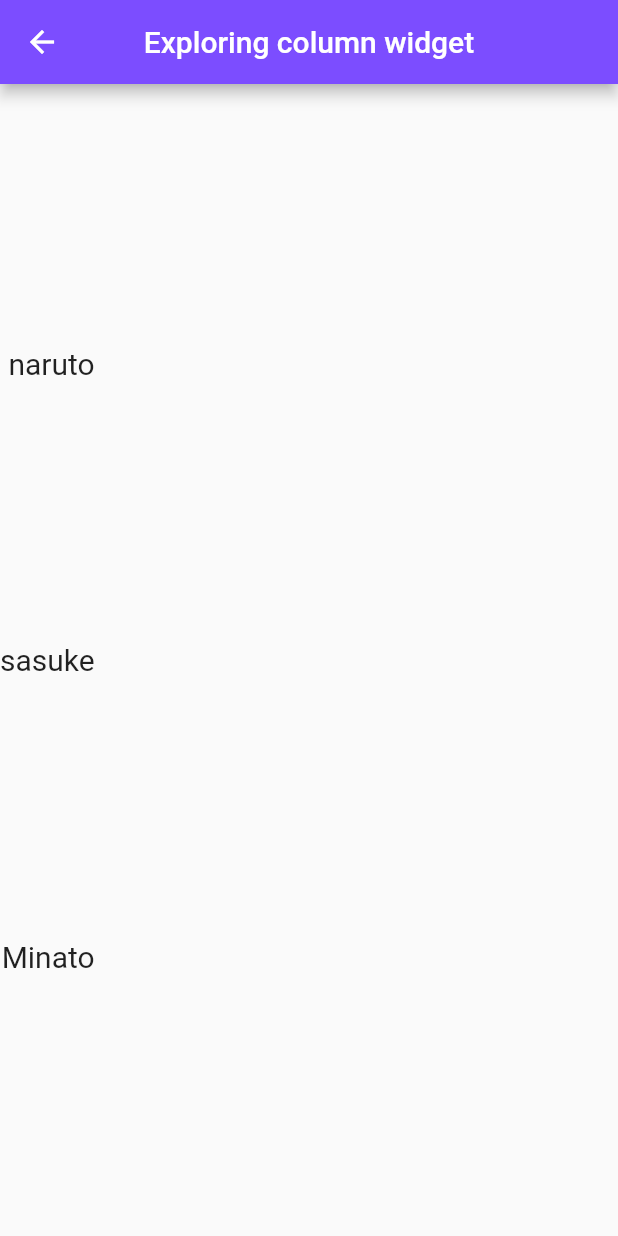
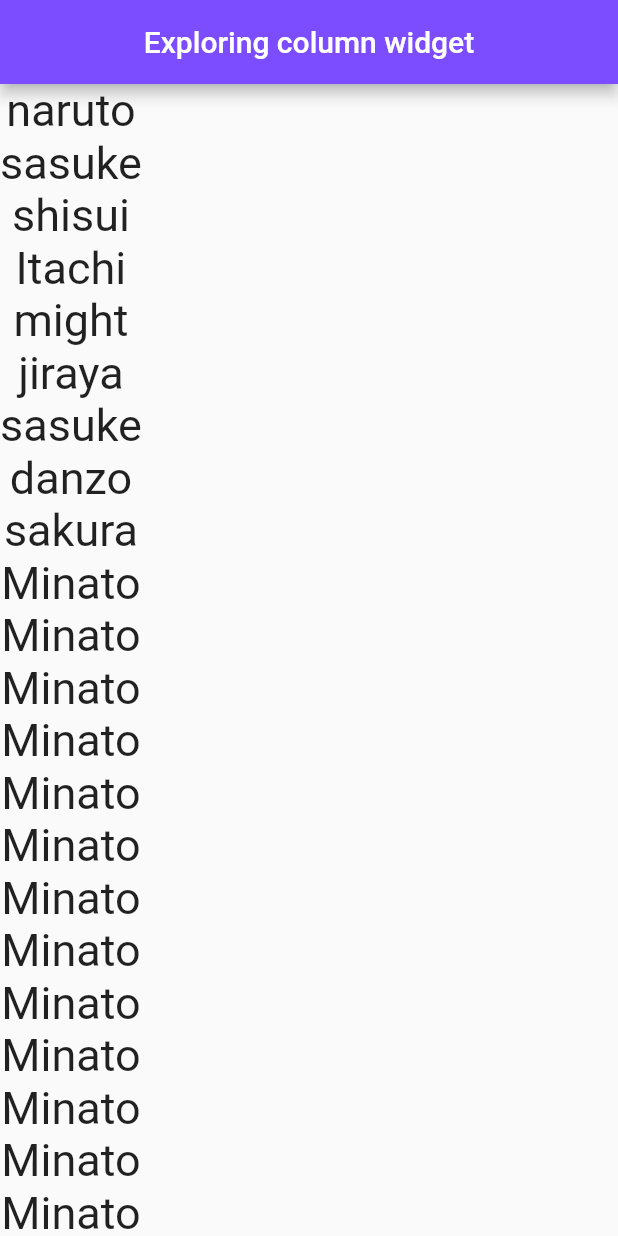
Before and after one commit to kaizer111/flutter_widgets, a Flutter app: the ColumnWidget screen opened directly, on a phone screen of 412 x 824 dp. Run offline on Flutter 3.47's test engine with Material 2 defaults, Android fonts, the phone set to English and light mode, and no system bars.

Commit message:
Singlechild scroll view widget

```diff
--- a/lib/main.dart
+++ b/lib/main.dart
@@ -12,6 +12,6 @@ class MyApp extends StatelessWidget {
 
   @override
   Widget build(BuildContext context) {
-    return MaterialApp(home: Clip() ,debugShowCheckedModeBanner: false,);
+    return MaterialApp(home: ColumnWidget() ,debugShowCheckedModeBanner: false,);
   }
 }
--- a/lib/screens/column_widget.dart
+++ b/lib/screens/column_widget.dart
@@ -7,16 +7,38 @@ class ColumnWidget extends StatelessWidget {
   Widget build(BuildContext context) {
     return Scaffold(
       appBar: AppBar(centerTitle:true ,title:Text("Exploring column widget"),backgroundColor: Colors.deepPurpleAccent),
-      body: Column(
-        mainAxisAlignment: MainAxisAlignment.spaceEvenly,
-        crossAxisAlignment: CrossAxisAlignment.end,
+      //Single child scrollview is used to make a list scroolview
+      body: SingleChildScrollView(
+        child: Column(
 
-        children: [
+          mainAxisAlignment: MainAxisAlignment.start,
 
-          Text('naruto',style: TextStyle(fontSize: 20),),
-          Text("sasuke",style: TextStyle(fontSize: 20),),
-          Text("Minato",style: TextStyle(fontSize: 20),),
-        ],
+          children: [
+
+            Text('naruto',style: TextStyle(fontSize: 30),),
+            Text("sasuke",style: TextStyle(fontSize: 30),),
+            Text("shisui",style: TextStyle(fontSize: 30),),
+            Text("Itachi",style: TextStyle(fontSize: 30),),
+            Text("might",style: TextStyle(fontSize: 30),),
+            Text("jiraya",style: TextStyle(fontSize: 30),),
+            Text("sasuke",style: TextStyle(fontSize: 30),),
+            Text("danzo",style: TextStyle(fontSize: 30),),
+            Text("sakura",style: TextStyle(fontSize: 30),),
+            Text("Minato",style: TextStyle(fontSize: 30),),
+            Text("Minato",style: TextStyle(fontSize: 30),),
+            Text("Minato",style: TextStyle(fontSize: 30),),
+            Text("Minato",style: TextStyle(fontSize: 30),),
+            Text("Minato",style: TextStyle(fontSize: 30),),
+            Text("Minato",style: TextStyle(fontSize: 30),),
+            Text("Minato",style: TextStyle(fontSize: 30),),
+            Text("Minato",style: TextStyle(fontSize: 30),),
+            Text("Minato",style: TextStyle(fontSize: 30),),
+            Text("Minato",style: TextStyle(fontSize: 30),),
+            Text("Minato",style: TextStyle(fontSize: 30),),
+            Text("Minato",style: TextStyle(fontSize: 30),),
+            Text("Minato",style: TextStyle(fontSize: 30),),
+          ],
+        ),
       ),
     );;
   }
```
